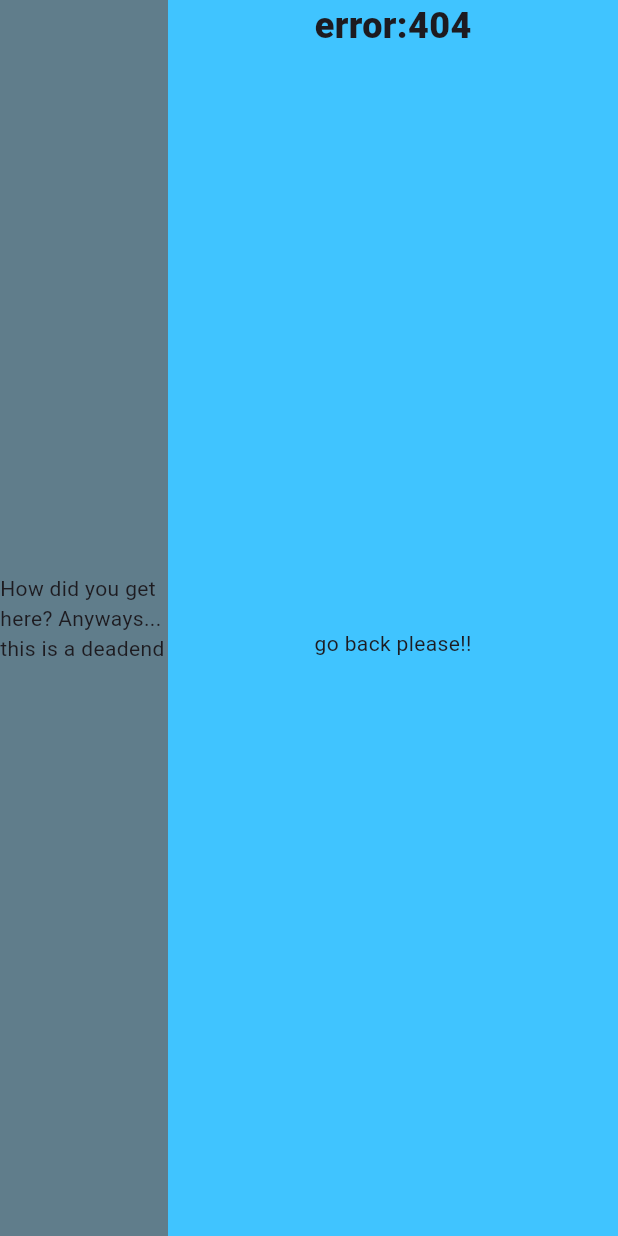
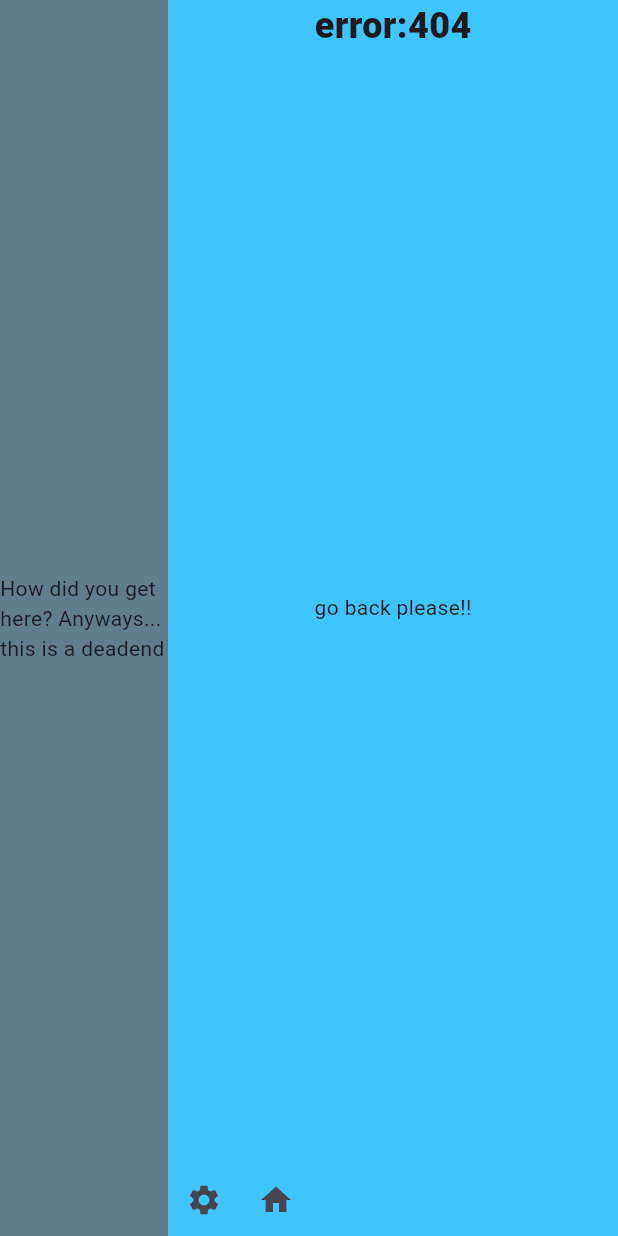
Before and after one commit to amanisStuff/donotimagine, a Flutter app: the screen it shows after launch, on a phone screen of 412 x 824 dp. Run offline on Flutter 3.47's test engine with Material 3 defaults, Android fonts, the phone set to English and light mode, and no system bars.

```diff
--- /dev/null
+++ b/lib/UI layer/components/settings/settings_page.dart
@@ -0,0 +1,17 @@
+import 'package:donotimagine/UI%20layer/viewmodels/global_view_modal.dart';
+import 'package:flutter/material.dart';
+import 'package:flutter/src/widgets/framework.dart';
+
+class SettingsPage implements AppPage {
+  @override
+  // TODO: implement main
+  Widget get main => Center(child: Text("options"));
+
+  @override
+  // TODO: implement sidebar
+  Widget get sidebar => Center(child: Text("settings "));
+
+  @override
+  // TODO: implement title
+  String get title => "settings";
+}
--- a/lib/UI layer/viewmodels/global_view_modal.dart
+++ b/lib/UI layer/viewmodels/global_view_modal.dart
@@ -1,11 +1,20 @@
 import 'package:donotimagine/UI%20layer/components/error_page.dart';
+import 'package:donotimagine/UI%20layer/components/settings/settings_page.dart';
 import 'package:flutter/material.dart';
 
 enum PageNames { settings, main, error }
 
+Map<PageNames, IconData> pageIcons = {
+  PageNames.settings: Icons.settings,
+  PageNames.error: Icons.error,
+  PageNames.main: Icons.home,
+};
+
 class GlobalViewModal extends ChangeNotifier {
   Map<PageNames, AppPage> pages = {PageNames.settings: SettingsPage()};
   PageNames _currentPage = PageNames.error;
+
+  PageNames get currentPage => _currentPage;
   AppPage get page {
     return pages[_currentPage] ?? ErrorPage();
   }
@@ -21,15 +30,3 @@ abstract class AppPage {
   Widget get main;
   String get title;
 }
-
-class SettingsPage implements AppPage {
-  @override
-  Widget main = Center(child: Text("this is the settings page "));
-
-  @override
-  Widget sidebar = Center(child: Text("this is the settings sidebar"));
-
-  @override
-  // TODO: implement title
-  String get title => "settings";
-}
--- a/lib/main.dart
+++ b/lib/main.dart
@@ -44,6 +44,7 @@ class MyApp extends StatelessWidget {
                     style: TextStyle(fontSize: 24, fontWeight: FontWeight(800)),
                   ),
                   Expanded(child: globalViewModal.page.sidebar),
+                  NavigationButtons(globalViewModal: globalViewModal),
                 ],
               ),
             ),
@@ -53,3 +54,26 @@ class MyApp extends StatelessWidget {
     );
   }
 }
+
+class NavigationButtons extends StatelessWidget {
+  const NavigationButtons({super.key, required this.globalViewModal});
+
+  final GlobalViewModal globalViewModal;
+
+  @override
+  Widget build(BuildContext context) {
+    List<Widget> buttons = PageNames.values
+        .where((page) => page != globalViewModal.currentPage)
+        .map(
+          (page) => IconButton(
+            onPressed: () => {globalViewModal.currentPage = page},
+            icon: Icon(
+              pageIcons[page],
+            ), // Use the icon property of each PageName
+          ),
+        )
+        .toList();
+
+    return Row(children: buttons);
+  }
+}
```
Also changed, not shown: lib/data layer/settings_model.dart (added, +28 -0 lines).
